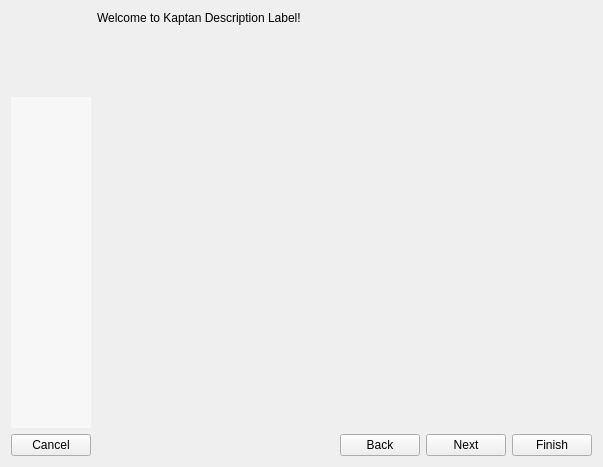
Old version of the form kde4/kaptan4/src/gui/kaptanMain.ui in the repository pars-linux/uludag.
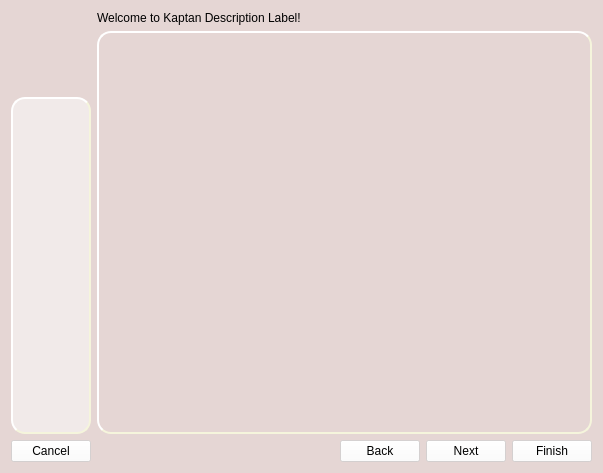
New version of the form.

Commit message: change background color

The edit to the form file:
```diff
--- a/kde4/kaptan4/src/gui/kaptanMain.ui
+++ b/kde4/kaptan4/src/gui/kaptanMain.ui
@@ -7,12 +7,33 @@
     <x>0</x>
     <y>0</y>
     <width>603</width>
-    <height>467</height>
+    <height>473</height>
    </rect>
   </property>
   <property name="windowTitle">
    <string>Form</string>
   </property>
+  <property name="styleSheet">
+   <string>#kaptanUI{
+	
+	background-color: rgb(229, 214, 212);
+}
+
+QStackedWidget#mainStack {
+     border-style: outset;
+     border-width: 2px;
+     border-radius: 14px;
+     border-color: beige;
+
+}
+QLabel#labelMenu{
+     border-style: outset;
+     border-width: 2px;
+     border-radius: 14px;
+     border-color: beige;
+}
+</string>
+  </property>
   <layout class="QGridLayout" name="gridLayout">
    <item row="0" column="0">
     <layout class="QVBoxLayout" name="verticalLayout_3">
@@ -83,6 +104,10 @@
     <layout class="QHBoxLayout" name="horizontalLayout_2">
      <item>
       <widget class="QPushButton" name="buttonCancel">
+       <property name="styleSheet">
+        <string>background-color: rgba(255, 255, 255, 122);
+</string>
+       </property>
        <property name="text">
         <string>Cancel</string>
        </property>
@@ -103,6 +128,10 @@
      </item>
      <item>
       <widget class="QPushButton" name="buttonBack">
+       <property name="styleSheet">
+        <string>background-color: rgba(255, 255, 255, 122);
+</string>
+       </property>
        <property name="text">
         <string>Back</string>
        </property>
@@ -110,6 +139,10 @@
      </item>
      <item>
       <widget class="QPushButton" name="buttonNext">
+       <property name="styleSheet">
+        <string>background-color: rgba(255, 255, 255, 122);
+</string>
+       </property>
        <property name="text">
         <string>Next</string>
        </property>
@@ -117,6 +150,10 @@
      </item>
      <item>
       <widget class="QPushButton" name="buttonFinish">
+       <property name="styleSheet">
+        <string>background-color: rgba(255, 255, 255, 122);
+</string>
+       </property>
        <property name="text">
         <string>Finish</string>
        </property>
```
The commit also changes 1 other file.
